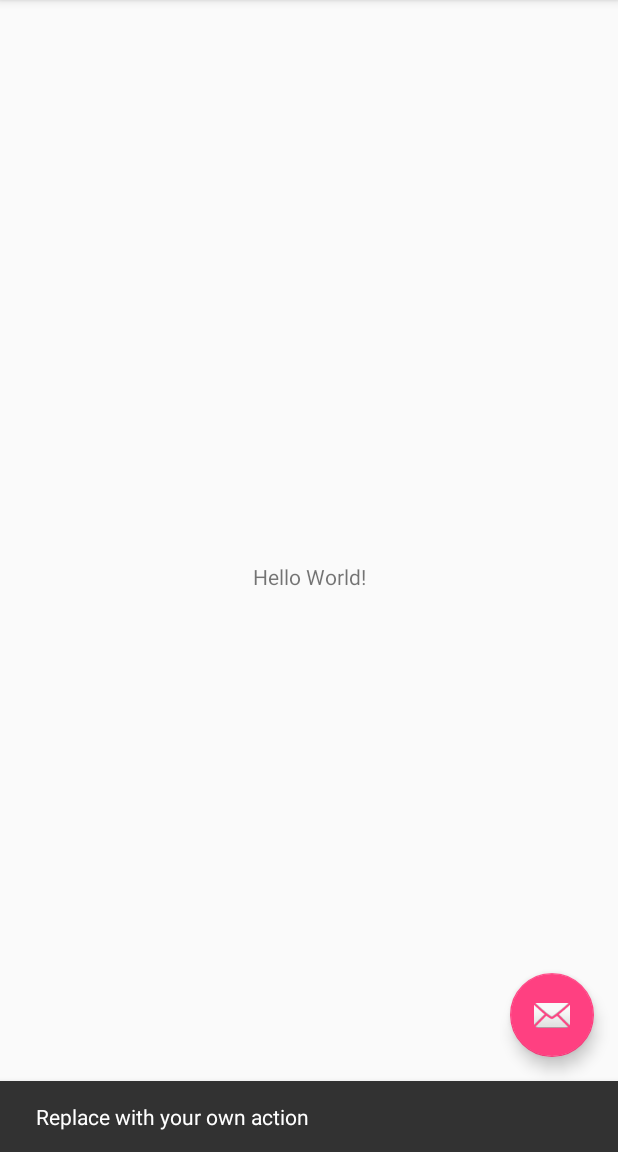
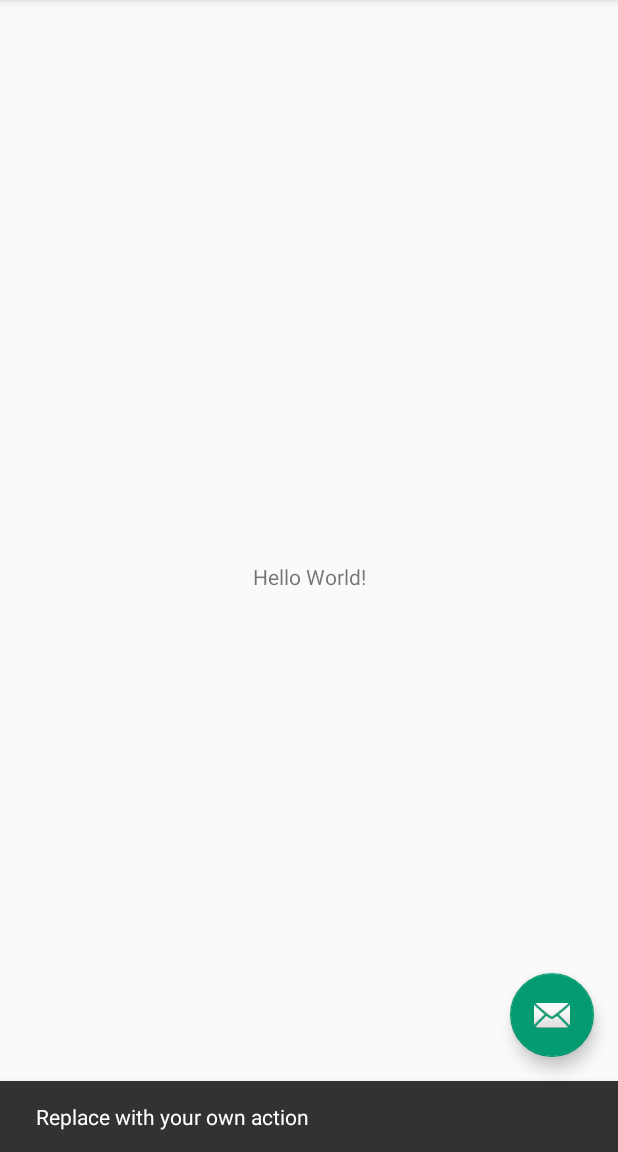
Before and after one commit to Viperusgit/AdaptiveIcons, an Android app: the screen it shows after launch (MainActivity), after a tap on an icon or button, on a phone screen of 412 x 824 dp, the part 84-1236 px from its top. Run offline under Robolectric (Android 15) with nearby library versions, the phone set to English and light mode, and no system bars.

Commit message:
Lets be fancy and link the accent color and background color

```diff
--- a/app/src/main/res/mipmap-anydpi-v26/ic_launcher.xml
+++ b/app/src/main/res/mipmap-anydpi-v26/ic_launcher.xml
@@ -1,5 +1,5 @@
 <?xml version="1.0" encoding="utf-8"?>
 <adaptive-icon xmlns:android="http://schemas.android.com/apk/res/android">
-    <background android:drawable="@color/ic_launcher_background"/>
+    <background android:drawable="@color/colorAccent"/>
     <foreground android:drawable="@mipmap/ic_launcher_foreground"/>
 </adaptive-icon>
--- a/app/src/main/res/mipmap-anydpi-v26/ic_launcher_round.xml
+++ b/app/src/main/res/mipmap-anydpi-v26/ic_launcher_round.xml
@@ -1,5 +1,5 @@
 <?xml version="1.0" encoding="utf-8"?>
 <adaptive-icon xmlns:android="http://schemas.android.com/apk/res/android">
-    <background android:drawable="@color/ic_launcher_background"/>
+    <background android:drawable="@color/colorAccent"/>
     <foreground android:drawable="@mipmap/ic_launcher_foreground"/>
 </adaptive-icon>
--- a/app/src/main/res/values/colors.xml
+++ b/app/src/main/res/values/colors.xml
@@ -2,5 +2,5 @@
 <resources>
     <color name="colorPrimary">#3F51B5</color>
     <color name="colorPrimaryDark">#303F9F</color>
-    <color name="colorAccent">#FF4081</color>
+    <color name="colorAccent">#059B71</color>
 </resources>
--- a/app/src/main/res/values/ic_launcher_background.xml
+++ /dev/null
@@ -1,4 +0,0 @@
-<?xml version="1.0" encoding="utf-8"?>
-<resources>
-  <color name="ic_launcher_background">#059B71</color>
-</resources>
```
